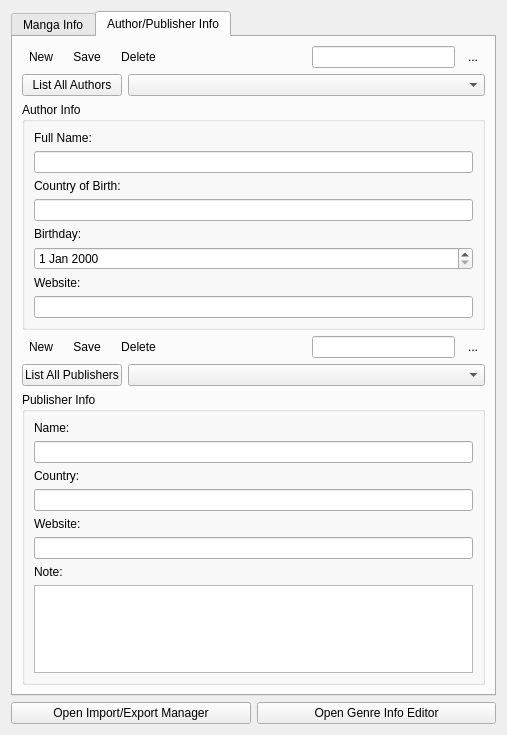
This is src/databaseeditor.ui in kelsos/mra as Qt 5 draws it before an edit. The edited form follows.
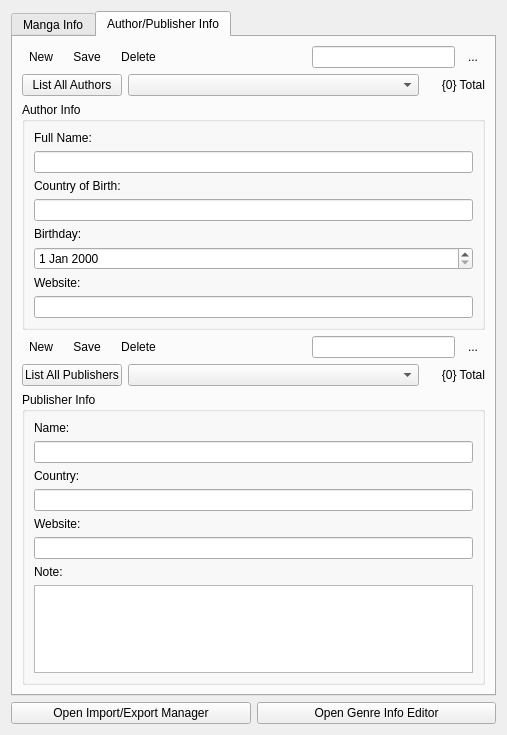
This is the edited form. The open tabs and pages were chosen to show the change. Icons and pictures are not drawn.

Commit message: Refactoring and code format fixing. Does some format fixing. Adds work on the database editor. Adds save/delete functionality for manga. Adds automatic population of the author/publisher comboboxes.

Patch:
```diff
--- a/src/databaseeditor.ui
+++ b/src/databaseeditor.ui
@@ -577,6 +577,22 @@
          <item>
           <widget class="QComboBox" name="authorsAllComboBox"/>
          </item>
+         <item>
+          <widget class="QLabel" name="authorsTotaLabel">
+           <property name="maximumSize">
+            <size>
+             <width>60</width>
+             <height>16777215</height>
+            </size>
+           </property>
+           <property name="text">
+            <string>{0} Total</string>
+           </property>
+           <property name="alignment">
+            <set>Qt::AlignRight|Qt::AlignTrailing|Qt::AlignVCenter</set>
+           </property>
+          </widget>
+         </item>
         </layout>
        </item>
        <item>
@@ -722,6 +738,22 @@
          <item>
           <widget class="QComboBox" name="publishersAllComboBox"/>
          </item>
+         <item>
+          <widget class="QLabel" name="publishersTotalLabel">
+           <property name="maximumSize">
+            <size>
+             <width>60</width>
+             <height>16777215</height>
+            </size>
+           </property>
+           <property name="text">
+            <string>{0} Total</string>
+           </property>
+           <property name="alignment">
+            <set>Qt::AlignRight|Qt::AlignTrailing|Qt::AlignVCenter</set>
+           </property>
+          </widget>
+         </item>
         </layout>
        </item>
        <item>
```
The commit also changes 46 other files.
